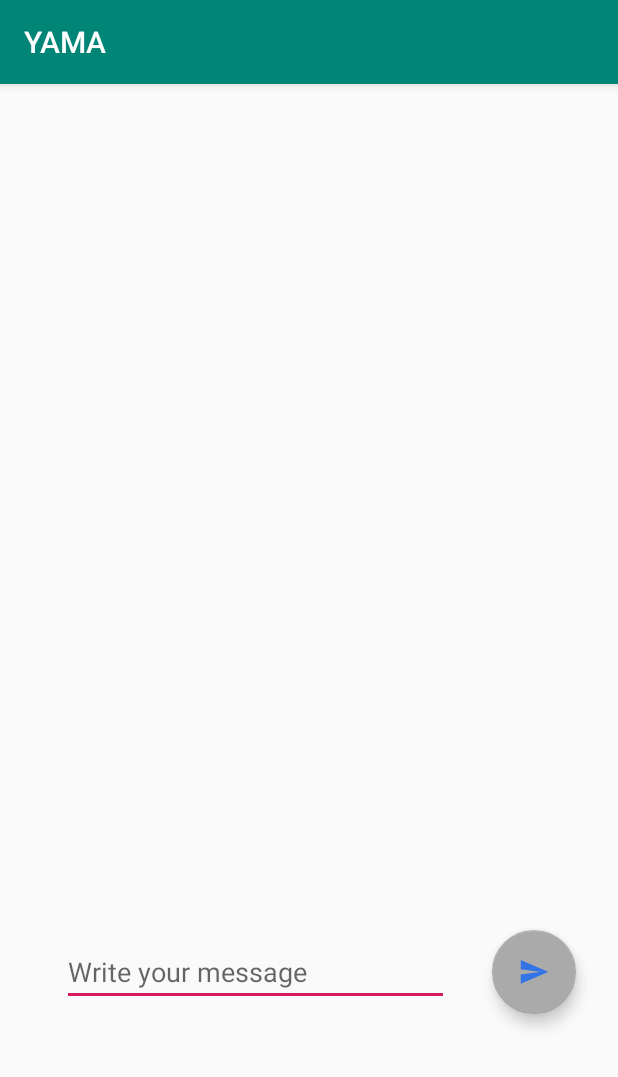
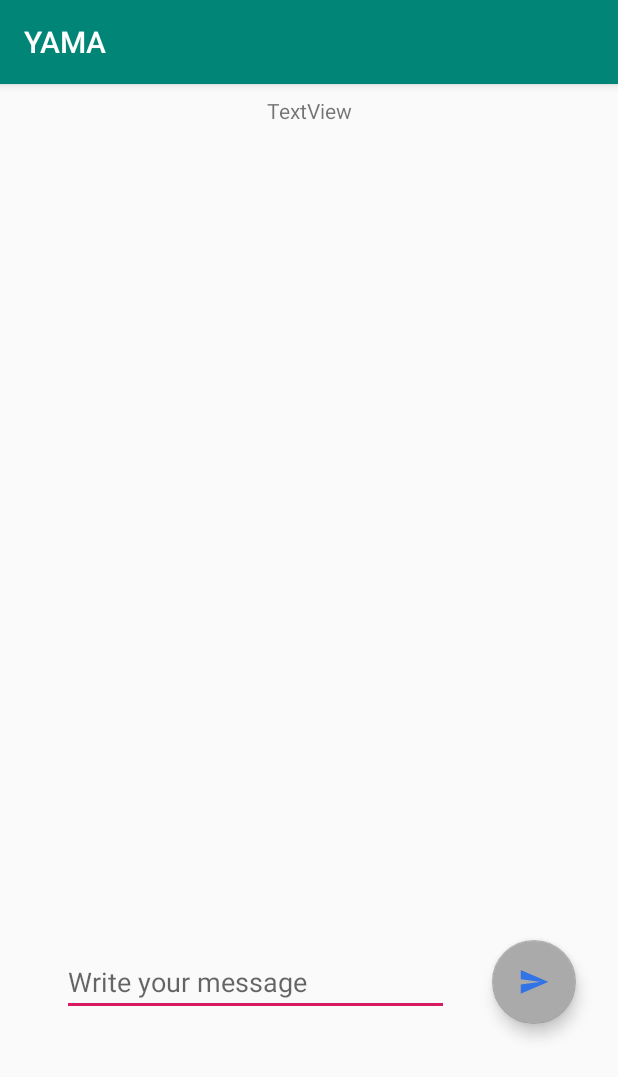
Before and after one commit to BOLT04/YAMA, an Android app: the ChatActivity screen opened directly, with no data from a screen before it, on a phone screen of 412 x 824 dp. Shown: the top 1077 px of the screen. Run offline under Robolectric (Android 15) with nearby library versions, the light colour scheme and no system bars; network calls fail; 1 statement that could not run was skipped.

Commit message:
Further implementation to chat feature, added message class

```diff
--- a/YAMA/app/build.gradle
+++ b/YAMA/app/build.gradle
@@ -48,4 +48,5 @@ dependencies {
     androidTestImplementation 'androidx.test:runner:1.1.0'
     androidTestImplementation 'androidx.test.espresso:espresso-core:3.1.0'
     implementation 'com.google.android.material:material:1.0.0'
+    implementation 'com.android.support.constraint:constraint-layout:1.1.3'
 }
--- a/YAMA/app/src/main/java/isel/pt/yama/activity/ChatActivity.kt
+++ b/YAMA/app/src/main/java/isel/pt/yama/activity/ChatActivity.kt
@@ -5,7 +5,14 @@ import android.os.Bundle
 import android.text.Editable
 import android.widget.Toast
 import isel.pt.yama.R
+import isel.pt.yama.dto.Message
+import isel.pt.yama.dto.UserDto
+import isel.pt.yama.kotlinx.getViewModel
+import isel.pt.yama.kotlinx.getYAMAApplication
+import isel.pt.yama.viewmodel.ChatViewModel
 import kotlinx.android.synthetic.main.activity_chat.*
+import java.util.*
+
 
 class ChatActivity : AppCompatActivity() {
 
@@ -15,6 +22,17 @@ class ChatActivity : AppCompatActivity() {
         super.onCreate(savedInstanceState)
         setContentView(R.layout.activity_chat)
 
+        val app = getYAMAApplication()//TODO: is this a good solution? Should we override getApplication instead of making this extension?
+
+        val teamId=0 //TODO get team id selected, probably from intent?
+        val user : UserDto? = null //TODO get user id selected, probably from intent?
+        val viewModel = getViewModel("chat view model"){ //TODO extract to field
+            ChatViewModel(app)
+        }
+
+        viewModel.init(user!!.id, teamId)
+
+
         sendBtn.setOnClickListener {
             val msg = userMessageTxt.text
             if (msg.isEmpty()) {
@@ -23,10 +41,9 @@ class ChatActivity : AppCompatActivity() {
                 return@setOnClickListener
             }
 
-            //messagesList.add
+            viewModel.sendMessage(Message(user, msg.toString(), Date().time))
+            userMessageTxt.text.clear()
 
-            // Reset edit text view
-            //userMessageTxt.text = ""
         }
     }
 }
--- /dev/null
+++ b/YAMA/app/src/main/java/isel/pt/yama/viewmodel/ChatViewModel.kt
@@ -0,0 +1,106 @@
+package isel.pt.yama.viewmodel
+
+import android.content.Context
+import androidx.lifecycle.AndroidViewModel
+import androidx.lifecycle.LiveData
+import androidx.lifecycle.MutableLiveData
+import isel.pt.yama.YAMAApplication
+import isel.pt.yama.activity.SP_NAME
+import isel.pt.yama.dto.Message
+import isel.pt.yama.dto.UserDto
+import java.text.FieldPosition
+
+
+class ChatViewModel(val app : YAMAApplication) : AndroidViewModel(app) {
+
+
+
+    val chatsMap: MutableLiveData<HashMap<Int,MutableList<Message>>> = MutableLiveData()
+
+    var lastUserId = -1
+    var lastTeamId = -1
+
+    fun init(userId: Int, teamId: Int){
+        lastUserId=userId
+        lastTeamId=teamId
+    }
+
+    fun getChatLog(teamId: Int) = chatsMap.value?.get(teamId)
+    fun sendMessage(teamId: Int, message: Message){getChatLog(teamId)?.add(message)}
+    fun receiveChatMessage(teamId: Int, message: Message)= getChatLog(teamId)?.add(message)
+
+
+
+
+    fun getCurrentChatLog() = chatsMap.value?.get(lastTeamId)
+    fun sendMessage(message: Message){ getCurrentChatLog()?.add(message)}
+
+    fun getSpecificMessage(position: Int) = getCurrentChatLog()?.get(position)
+    fun wasSent(teamId: Int, position: Int)= getChatLog(teamId)?.get(position)?.user?.id?.equals(lastUserId)
+
+
+
+
+
+
+/*
+
+
+    var textUser: String? = null
+    var textOrganization: String? = null
+    var textToken: String? = null
+
+    fun submitLogin() {
+        getUserDetails()
+        getUserOrganizations()
+    }
+
+    private fun tryLogin(): LiveData<Boolean> {
+
+        return userInfo.combineAndCompute(userOrganizations) { a, b ->
+            checkLoginInfo(a, b)
+        }
+    }
+
+    private fun checkLoginInfo(usr : UserDto, orgs: List<Organization>) : Boolean {
+        if (usr.login == textUser) {
+            val organization = orgs.firstOrNull {
+                it.login == textOrganization
+            }
+            if (organization != null)
+                return true
+        }
+        return false
+    }
+
+    private fun getUserDetails() {
+        val queue = getApplication<YAMAApplication>().queue
+        val url = "https://api.github.com/user"
+
+        val request = GetRequestUser(
+                url,
+                Response.Listener { userInfo.value = it },
+                Response.ErrorListener {
+                    Toast.makeText(getApplication(), R.string.error_network, Toast.LENGTH_LONG).show()
+                },
+                mutableMapOf(Pair("Authorization", "token $textToken"))
+        )
+
+        queue.add(request)
+    }
+
+    private fun getUserOrganizations() {
+        val queue = getApplication<YAMAApplication>().queue
+        val url = "https://api.github.com/user/orgs"
+
+        val request = GetRequestOrganizations(
+                url,
+                Response.Listener { userOrganizations.value = it },
+                Response.ErrorListener {
+                    Toast.makeText(getApplication(), R.string.error_network, Toast.LENGTH_LONG).show()
+                },
+                mutableMapOf(Pair("Authorization", "token $textToken"))
+        )
+        queue.add(request)
+    }*/
+}
--- a/YAMA/app/src/main/res/layout/activity_chat.xml
+++ b/YAMA/app/src/main/res/layout/activity_chat.xml
@@ -35,17 +35,31 @@
         app:layout_constraintBottom_toBottomOf="parent"
         app:layout_constraintEnd_toEndOf="parent"
         app:layout_constraintTop_toBottomOf="@+id/messagesList"
-        app:srcCompat="@mipmap/ic_send" />
+        app:srcCompat="@mipmap/ic_send"
+        android:focusable="true" />
 
     <androidx.recyclerview.widget.RecyclerView
         android:id="@+id/messagesList"
         android:layout_width="321dp"
-        android:layout_height="395dp"
+        android:layout_height="400dp"
         android:layout_marginStart="8dp"
-        android:layout_marginTop="24dp"
+        android:layout_marginTop="8dp"
         android:layout_marginEnd="8dp"
+        android:scrollbars="none"
         app:layout_constraintEnd_toEndOf="parent"
         app:layout_constraintHorizontal_bias="0.51"
+        app:layout_constraintStart_toStartOf="parent"
+        app:layout_constraintTop_toBottomOf="@+id/teamName" />
+
+    <TextView
+        android:id="@+id/teamName"
+        android:layout_width="wrap_content"
+        android:layout_height="17dp"
+        android:layout_marginStart="8dp"
+        android:layout_marginTop="8dp"
+        android:layout_marginEnd="8dp"
+        android:text="TextView"
+        app:layout_constraintEnd_toEndOf="parent"
         app:layout_constraintStart_toStartOf="parent"
         app:layout_constraintTop_toTopOf="parent" />
 
--- a/YAMA/app/src/main/res/layout/list_item_msg_receive.xml
+++ b/YAMA/app/src/main/res/layout/list_item_msg_receive.xml
@@ -22,7 +22,7 @@
         android:id="@+id/userAvatar"
         android:layout_width="46dp"
         android:layout_height="37dp"
-        android:layout_marginStart="16dp"
+        android:layout_marginStart="8dp"
         android:layout_marginTop="36dp"
         android:contentDescription="@string/sender_avatar"
         app:layout_constraintStart_toStartOf="parent"
```
Also changed, not shown: YAMA/app/src/main/java/isel/pt/yama/ChatAdapter.kt (deleted, +0 -37 lines), YAMA/app/src/main/java/isel/pt/yama/adapter/ChatAdapter.kt (added, +72 -0 lines), YAMA/app/src/main/java/isel/pt/yama/dto/Message.kt (added, +29 -0 lines), YAMA/app/src/main/res/layout/list_item_msg_send.xml (+18 -20 lines), YAMA/app/src/main/res/values/strings.xml (+7 -0 lines), YAMA/app/src/main/java/isel/pt/yama/network/GetRequestUser.kt (renamed from YAMA/app/src/main/java/isel/pt/yama/network/GetRequest.kt).
